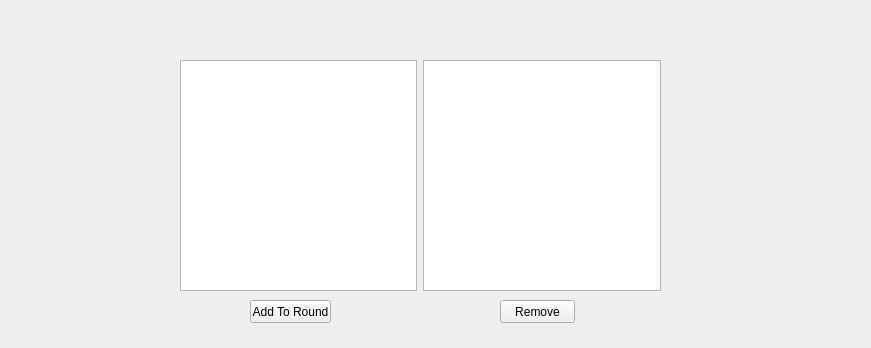
First picture: the form in addToRoundForm.ui, repository GFlores17/JackboxT.O.-GUI-Version, before the edit.
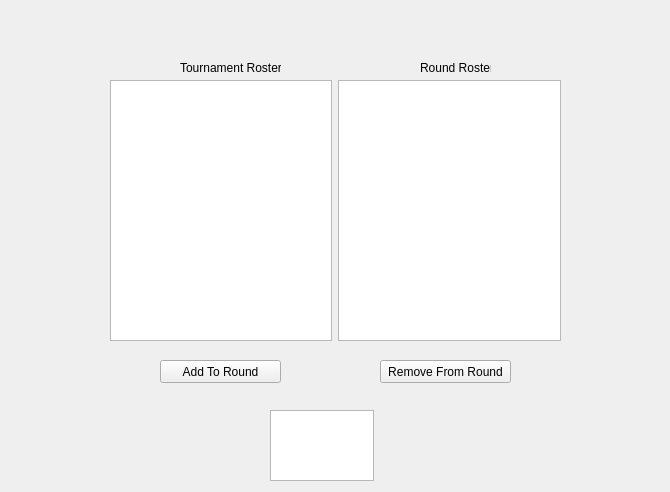
Second picture: the form after the edit.

Diff of the .ui file:
```diff
--- a/addToRoundForm.ui
+++ b/addToRoundForm.ui
@@ -6,8 +6,8 @@
    <rect>
     <x>0</x>
     <y>0</y>
-    <width>871</width>
-    <height>348</height>
+    <width>670</width>
+    <height>492</height>
    </rect>
   </property>
   <property name="windowTitle">
@@ -16,10 +16,10 @@
   <widget class="QWidget" name="horizontalLayoutWidget">
    <property name="geometry">
     <rect>
-     <x>180</x>
-     <y>60</y>
-     <width>481</width>
-     <height>231</height>
+     <x>110</x>
+     <y>80</y>
+     <width>451</width>
+     <height>261</height>
     </rect>
    </property>
    <layout class="QHBoxLayout" name="horizontalLayout">
@@ -34,9 +34,9 @@
   <widget class="QPushButton" name="pushButton">
    <property name="geometry">
     <rect>
-     <x>250</x>
-     <y>300</y>
-     <width>81</width>
+     <x>160</x>
+     <y>360</y>
+     <width>121</width>
      <height>23</height>
     </rect>
    </property>
@@ -47,14 +47,50 @@
   <widget class="QPushButton" name="pushButton_2">
    <property name="geometry">
     <rect>
-     <x>500</x>
-     <y>300</y>
-     <width>75</width>
+     <x>380</x>
+     <y>360</y>
+     <width>131</width>
      <height>23</height>
     </rect>
    </property>
    <property name="text">
-    <string>Remove</string>
+    <string>Remove From Round</string>
+   </property>
+  </widget>
+  <widget class="QTextEdit" name="textEdit">
+   <property name="geometry">
+    <rect>
+     <x>270</x>
+     <y>410</y>
+     <width>104</width>
+     <height>71</height>
+    </rect>
+   </property>
+  </widget>
+  <widget class="QLabel" name="label">
+   <property name="geometry">
+    <rect>
+     <x>180</x>
+     <y>60</y>
+     <width>101</width>
+     <height>16</height>
+    </rect>
+   </property>
+   <property name="text">
+    <string>Tournament Roster</string>
+   </property>
+  </widget>
+  <widget class="QLabel" name="label_2">
+   <property name="geometry">
+    <rect>
+     <x>420</x>
+     <y>60</y>
+     <width>71</width>
+     <height>16</height>
+    </rect>
+   </property>
+   <property name="text">
+    <string>Round Roster</string>
    </property>
   </widget>
  </widget>
```
Left out of the diff: 4 changed lines with no effect on the pictures.
